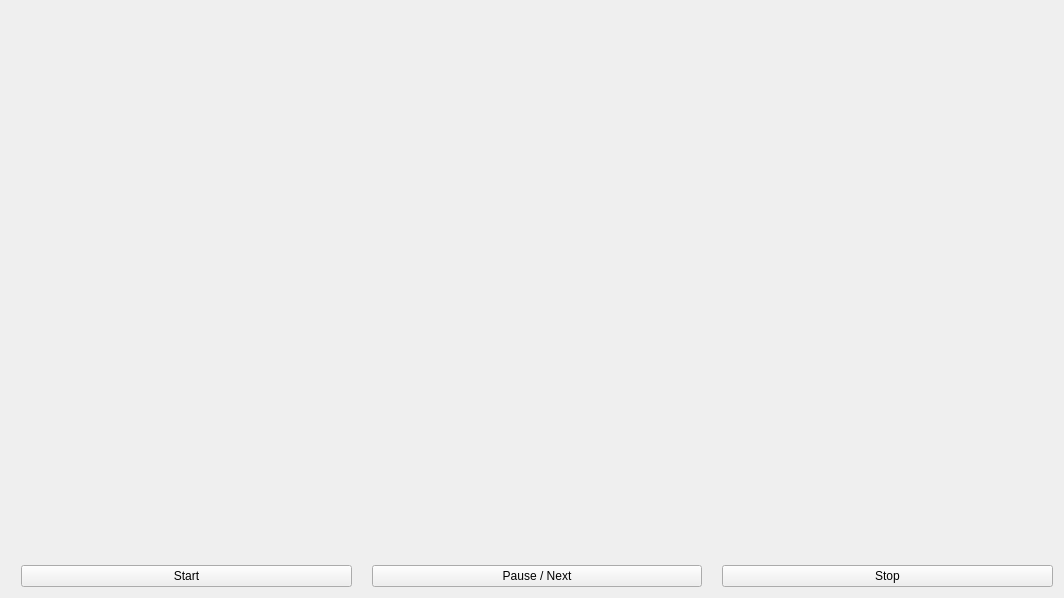
Before: the Qt Designer form mainwindow.ui in Gleky/Artemetr, drawn with Qt 5.
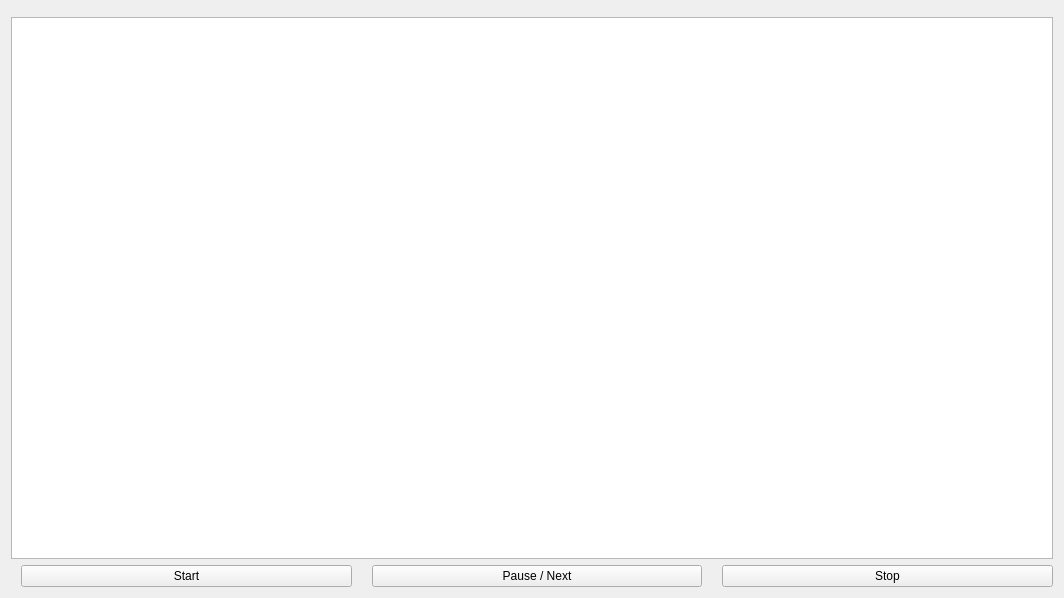
After: the same form once the commit is applied.

Commit message: Manual point input added, project renamed, icon added

```diff
--- a/mainwindow.ui
+++ b/mainwindow.ui
@@ -17,26 +17,16 @@
    </sizepolicy>
   </property>
   <property name="windowTitle">
-   <string>MainWindow</string>
+   <string>Artemetr</string>
+  </property>
+  <property name="iconSize">
+   <size>
+    <width>64</width>
+    <height>64</height>
+   </size>
   </property>
   <widget class="QWidget" name="centralWidget">
    <layout class="QGridLayout" name="gridLayout">
-    <item row="1" column="1">
-     <spacer name="verticalSpacer">
-      <property name="orientation">
-       <enum>Qt::Vertical</enum>
-      </property>
-      <property name="sizeType">
-       <enum>QSizePolicy::MinimumExpanding</enum>
-      </property>
-      <property name="sizeHint" stdset="0">
-       <size>
-        <width>20</width>
-        <height>40</height>
-       </size>
-      </property>
-     </spacer>
-    </item>
     <item row="2" column="1">
      <layout class="QHBoxLayout" name="horizontalLayout">
       <property name="spacing">
@@ -77,6 +67,19 @@
     <item row="0" column="1">
      <layout class="QVBoxLayout" name="frameCameraPos"/>
     </item>
+    <item row="1" column="1">
+     <widget class="QTextEdit" name="textEdit">
+      <property name="sizePolicy">
+       <sizepolicy hsizetype="Preferred" vsizetype="Expanding">
+        <horstretch>0</horstretch>
+        <verstretch>0</verstretch>
+       </sizepolicy>
+      </property>
+     </widget>
+    </item>
+    <item row="0" column="0" rowspan="3">
+     <layout class="QVBoxLayout" name="frameCameraView"/>
+    </item>
    </layout>
   </widget>
  </widget>
```
Left out of the diff: 3 changed lines with no effect on the pictures. The commit also changes 14 other files.
